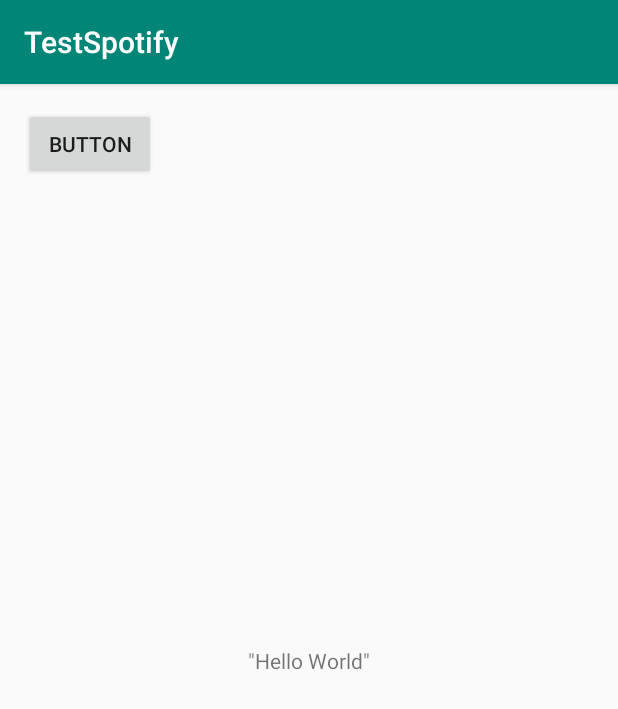
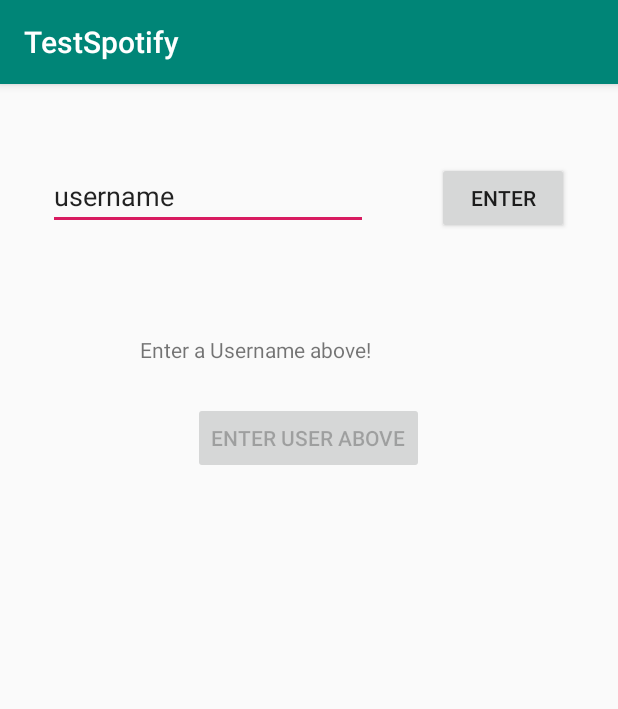
Before and after one commit to pnr14b/MobileAssignment1, an Android app: the screen it shows after launch (MainActivity), on a phone screen of 412 x 824 dp. Shown: the top 709 px of the screen. Run offline under Robolectric (Android 15) with nearby library versions, the phone set to English and light mode, and no system bars; our stand-ins replace Firebase (no records; nobody signed in at launch, a user with empty details on screens opened directly), Volley; libraries missing offline, so code that uses them is left out: com.spotify.android, com.spotify.protocol, com.spotify.sdk.

Commit message:
created username

```diff
--- a/app/src/main/java/com/example/testspotify/MainActivity.java
+++ b/app/src/main/java/com/example/testspotify/MainActivity.java
@@ -4,6 +4,7 @@ import android.content.Intent;
 import android.os.Bundle;
 import android.util.Log;
 import android.view.View;
+import android.widget.Button;
 import android.widget.EditText;
 import android.widget.TextView;
 
@@ -51,6 +52,10 @@ public class MainActivity<stringRequest> extends AppCompatActivity {
         setContentView(R.layout.activity_main);
         database = FirebaseDatabase.getInstance("https://testspotify-42d61.firebaseio.com/");
         database.getReference("hello").setValue("We pushing from wyndham");
+
+        Button spotButton = findViewById(R.id.spotifyButton);
+        spotButton.setEnabled(false);
+
     }
 
 
@@ -93,14 +98,19 @@ public class MainActivity<stringRequest> extends AppCompatActivity {
                 // Response was successful and contains auth token
                 case TOKEN:
                     // Handle successful response
+
+                    EditText userT = findViewById(R.id.userText);
+                    String username = userT.getText().toString();
+
                     Intent intent1 = new Intent(this, MySpotifyAuthenticationActivity.class);
                     intent1.putExtra("AUTH_TOKEN", response.getAccessToken() );
+                    intent1.putExtra("USER", username);
 
                     TextView text=findViewById(R.id.middle_text);
                     text.setText("Authenticated");
 
                     //mSpotifyAppRemote.getPlayerApi().play("spotify:playlist:37i9dQZF1DX2sUQwD7tbmL");
-                    Log.d( "TESTT", response.getAccessToken());
+                    Log.d( "TESTT", response.getAccessToken() + " " + username);
 
                     startActivity(intent1);
 
@@ -112,7 +122,7 @@ public class MainActivity<stringRequest> extends AppCompatActivity {
                 case ERROR:
                     // Handle error response
                     TextView text1=findViewById(R.id.middle_text);
-                    text1.setText("Error");
+                    text1.setText("Error in Spotify Login");
                     String logMessage = "Auth error: " + response.getError();
                     Log.e( "Error: ", logMessage);
                     break;
@@ -126,8 +136,20 @@ public class MainActivity<stringRequest> extends AppCompatActivity {
         }
     }
 
-
-
+    public void userEnter(View view) {
+        TextView text2=findViewById(R.id.middle_text);
+        EditText userT = findViewById(R.id.userText);
+        Button spotButton = findViewById(R.id.spotifyButton);
+        String userName = userT.getText().toString();
+        if(userName.equals("username") || userName.equals("")){
+            text2.setText("Try a different username");
+        }
+        else{
+            text2.setText("Click the button below to register");
+            spotButton.setText("Login to Spotify");
+            spotButton.setEnabled(true);
+        }
+    }
 
 
 }
--- a/app/src/main/java/com/example/testspotify/MySpotifyAuthenticationActivity.java
+++ b/app/src/main/java/com/example/testspotify/MySpotifyAuthenticationActivity.java
@@ -80,7 +80,7 @@ public class MySpotifyAuthenticationActivity extends AppCompatActivity {
 
     List<lTrack> sampleTrackList = new ArrayList<>();
 
-    public void requestTopSongs(String tok) {
+    public void requestTopSongs(String tok, String user) {
 
         TextView text=findViewById(R.id.songText);
         text.setText("Pulling Songs");
@@ -145,7 +145,8 @@ public class MySpotifyAuthenticationActivity extends AppCompatActivity {
     public void pullTopSongs(View view){
         Intent intent1 = getIntent();
         String tok = intent1.getStringExtra("AUTH_TOKEN");
-        requestTopSongs(tok);
+        String user = intent1.getStringExtra("USER");
+        requestTopSongs(tok,user);
 
         SimpleAdapter adapter = new SimpleAdapter(sampleTrackList);
         RecyclerView recyclerView = (RecyclerView) findViewById(R.id.songList);
--- a/app/src/main/res/layout/activity_main.xml
+++ b/app/src/main/res/layout/activity_main.xml
@@ -8,24 +8,52 @@
 
     <TextView
         android:id="@+id/middle_text"
+        android:layout_width="226dp"
+        android:layout_height="38dp"
+        android:text="@string/middle_string"
+        app:layout_constraintBottom_toBottomOf="parent"
+        app:layout_constraintEnd_toEndOf="parent"
+        app:layout_constraintLeft_toLeftOf="parent"
+        app:layout_constraintRight_toRightOf="parent"
+        app:layout_constraintStart_toStartOf="parent"
+        app:layout_constraintTop_toTopOf="parent"
+        app:layout_constraintVertical_bias="0.229" />
+
+    <Button
+        android:id="@+id/spotifyButton"
         android:layout_width="wrap_content"
         android:layout_height="wrap_content"
-        android:text="@string/middle_string"
-        app:layout_constraintBottom_toBottomOf="parent"
-        app:layout_constraintLeft_toLeftOf="parent"
-        app:layout_constraintRight_toRightOf="parent"
+        android:layout_marginTop="212dp"
+        android:onClick="sendMessage"
+        android:text="@string/spotifyButtonText"
+        app:layout_constraintEnd_toEndOf="parent"
+        app:layout_constraintHorizontal_bias="0.498"
+        app:layout_constraintStart_toStartOf="parent"
+        app:layout_constraintTop_toTopOf="parent" />
+
+    <EditText
+        android:id="@+id/userText"
+        android:layout_width="wrap_content"
+        android:layout_height="wrap_content"
+        android:layout_marginStart="32dp"
+        android:layout_marginTop="52dp"
+        android:ems="10"
+        android:inputType="textPersonName"
+        android:text="username"
+        app:layout_constraintStart_toStartOf="parent"
         app:layout_constraintTop_toTopOf="parent" />
 
     <Button
-        android:id="@+id/button"
+        android:id="@+id/userButton"
         android:layout_width="wrap_content"
         android:layout_height="wrap_content"
-        android:layout_marginTop="16dp"
-        android:onClick="sendMessage"
-        android:text="Button"
+        android:layout_marginStart="40dp"
+        android:layout_marginTop="52dp"
+        android:onClick="userEnter"
+        android:text="Enter"
         app:layout_constraintEnd_toEndOf="parent"
-        app:layout_constraintHorizontal_bias="0.049"
-        app:layout_constraintStart_toStartOf="parent"
+        app:layout_constraintHorizontal_bias="0.157"
+        app:layout_constraintStart_toEndOf="@+id/userText"
         app:layout_constraintTop_toTopOf="parent" />
 
 </androidx.constraintlayout.widget.ConstraintLayout>
--- a/app/src/main/res/values/strings.xml
+++ b/app/src/main/res/values/strings.xml
@@ -9,6 +9,7 @@
     <string name="invalid_username">Not a valid username</string>
     <string name="invalid_password">Password must be >5 characters</string>
     <string name="login_failed">"Login failed"</string>
-    <string name="middle_string">\"Hello World\"</string>
     <string name="pull_text">Click the button to pull recent songs</string>
+    <string name="spotifyButtonText">Enter User Above</string>
+    <string name="middle_string">Enter a Username above!</string>
 </resources>
```
